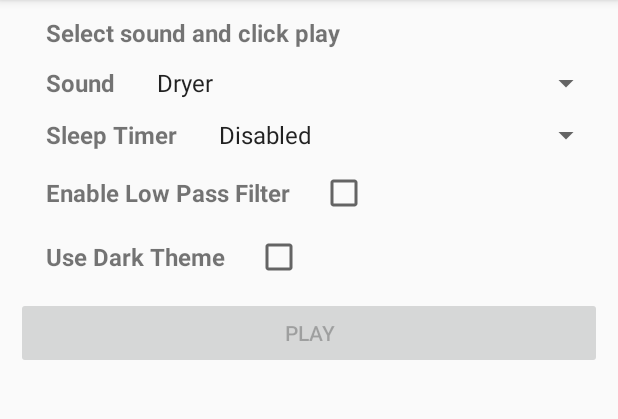
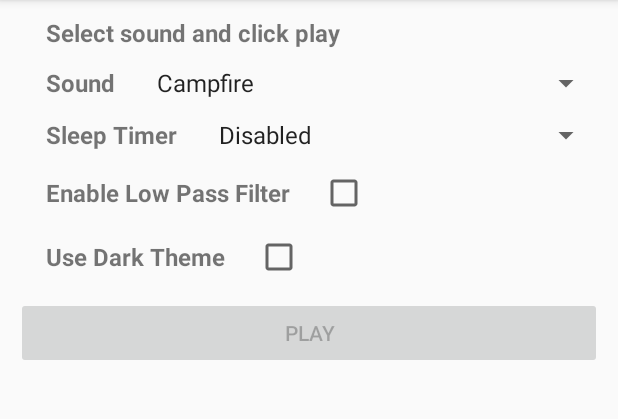
Before and after one commit to brarcher/baby-sleep-sounds, an Android app: the screen it shows after launch (MainActivity), on a phone screen of 412 x 824 dp, the part 84-503 px from its top. Run offline under Robolectric (Android 15) with nearby library versions, the phone set to English and light mode, and no system bars; libraries missing offline, so code that uses them is left out: com.github.hiteshsondhi88.libffmpeg; 2 statements that could not run were skipped.

Commit message:
Add campfire sound
This sound is a derivative of Campfire-1.mp3 from SoundJay, used
with permission. The permission was received via email.

```diff
--- a/app/src/main/java/protect/babysleepsounds/MainActivity.java
+++ b/app/src/main/java/protect/babysleepsounds/MainActivity.java
@@ -98,6 +98,7 @@ public class MainActivity extends AppCompatActivity
         //   which should create a seamless track appropriate for looping
         // - Save as a mp3 file, 128kbps, stereo
         _soundMap = ImmutableMap.<String, Integer>builder()
+            .put(getResources().getString(R.string.campfire), R.raw.campfire)
             .put(getResources().getString(R.string.dryer), R.raw.dryer)
             .put(getResources().getString(R.string.fan), R.raw.fan)
             .put(getResources().getString(R.string.ocean), R.raw.ocean)
@@ -623,7 +624,8 @@ public class MainActivity extends AppCompatActivity
         final Map<String, String> SOUND_RESOURCES = ImmutableMap.of
         (
             "Canton Becker", "http://whitenoise.cantonbecker.com/",
-            "The MC2 Method", "http://mc2method.org/white-noise/"
+            "The MC2 Method", "http://mc2method.org/white-noise/",
+            "Campfire-1.mp3 Copyright SoundJay.com Used with Permission", "https://www.soundjay.com/nature/campfire-1.mp3"
         );
 
         final Map<String, String> IMAGE_RESOURCES = ImmutableMap.of
--- a/app/src/main/res/values/strings.xml
+++ b/app/src/main/res/values/strings.xml
@@ -19,6 +19,7 @@
     <string name="time_4hour">4 Hours</string>
     <string name="time_8hour">8 Hours</string>
 
+    <string name="campfire">Campfire</string>
     <string name="dryer">Dryer</string>
     <string name="fan">Fan</string>
     <string name="ocean">Ocean</string>
```
Also changed, not shown: 2 other files.
